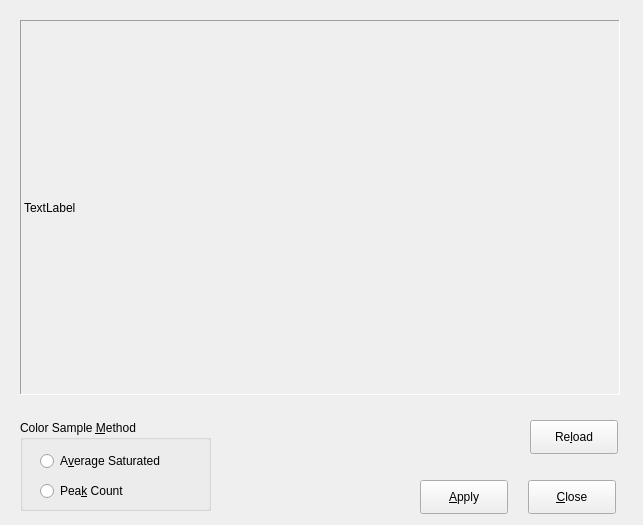
Qt form mainwindow.ui (phobi4n/Huen) before a commit.
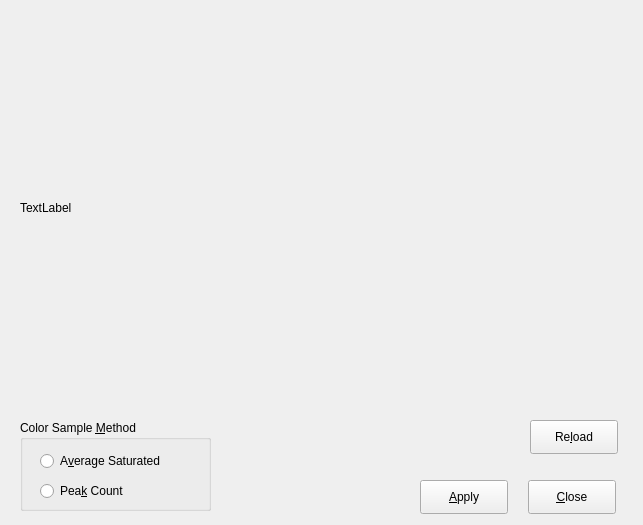
The same form after that commit.

```diff
--- a/mainwindow.ui
+++ b/mainwindow.ui
@@ -82,13 +82,13 @@
      </rect>
     </property>
     <property name="frameShape">
-     <enum>QFrame::Panel</enum>
+     <enum>QFrame::NoFrame</enum>
     </property>
     <property name="frameShadow">
-     <enum>QFrame::Sunken</enum>
+     <enum>QFrame::Plain</enum>
     </property>
     <property name="lineWidth">
-     <number>1</number>
+     <number>0</number>
     </property>
     <property name="midLineWidth">
      <number>0</number>
```
